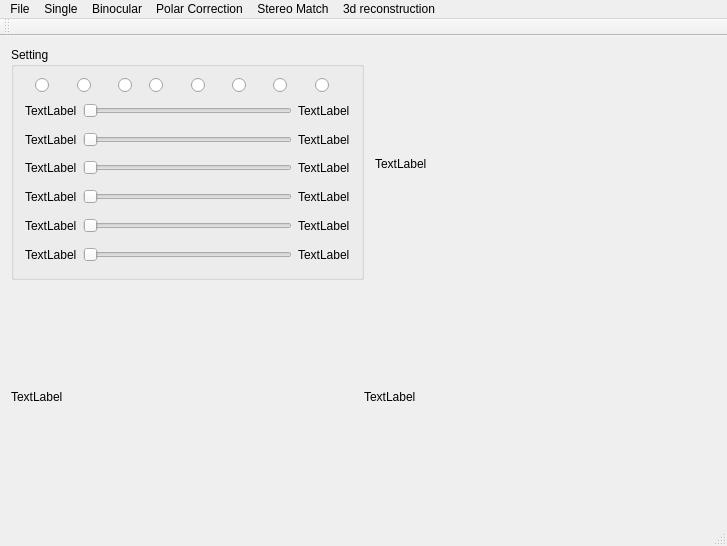
cooljiansir/3dreconstruction, file mainwindow.ui: the form before one commit.
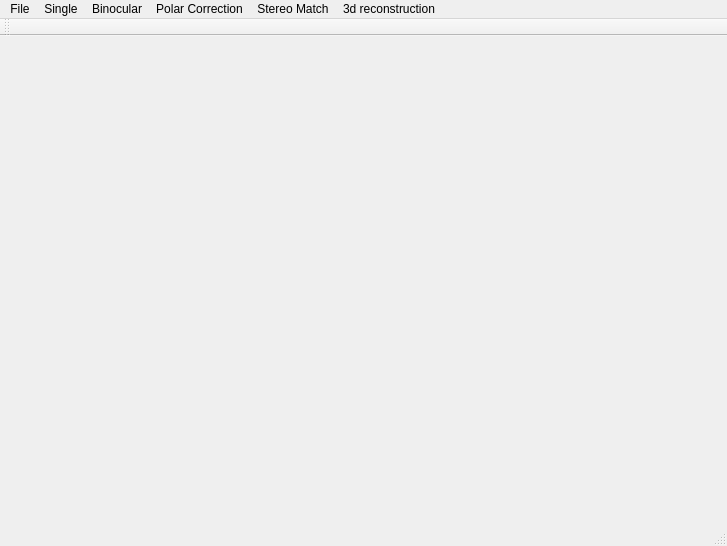
The form after the commit. Custom widgets are drawn as their Qt base class.

What changed in the file:
```diff
--- a/mainwindow.ui
+++ b/mainwindow.ui
@@ -342,7 +342,7 @@
        </layout>
       </widget>
       <widget class="QWidget" name="stereoMatchPage">
-       <layout class="QVBoxLayout" name="verticalLayout_5" stretch="1,1">
+       <layout class="QVBoxLayout" name="verticalLayout_5">
         <property name="spacing">
          <number>0</number>
         </property>
@@ -359,8 +359,8 @@
          <number>0</number>
         </property>
         <item>
-         <widget class="QWidget" name="widget_5" native="true">
-          <layout class="QHBoxLayout" name="horizontalLayout_24" stretch="1,1">
+         <widget class="StereoForm" name="steroContainer" native="true">
+          <layout class="QHBoxLayout" name="horizontalLayout_20">
            <property name="spacing">
             <number>0</number>
            </property>
@@ -376,273 +376,6 @@
            <property name="bottomMargin">
             <number>0</number>
            </property>
-           <item>
-            <widget class="QGroupBox" name="groupBox_10">
-             <property name="title">
-              <string>Setting</string>
-             </property>
-             <layout class="QVBoxLayout" name="verticalLayout_7">
-              <item>
-               <layout class="QHBoxLayout" name="horizontalLayout_23">
-                <item alignment="Qt::AlignHCenter">
-                 <widget class="QRadioButton" name="stereoRadio0">
-                  <property name="text">
-                   <string/>
-                  </property>
-                 </widget>
-                </item>
-                <item alignment="Qt::AlignHCenter">
-                 <widget class="QRadioButton" name="stereoRadio1">
-                  <property name="text">
-                   <string/>
-                  </property>
-                 </widget>
-                </item>
-                <item alignment="Qt::AlignHCenter">
-                 <widget class="QRadioButton" name="stereoRadio2">
-                  <property name="text">
-                   <string/>
-                  </property>
-                 </widget>
-                </item>
-                <item>
-                 <widget class="QRadioButton" name="stereoRadio3">
-                  <property name="text">
-                   <string/>
-                  </property>
-                 </widget>
-                </item>
-                <item>
-                 <widget class="QRadioButton" name="stereoRadio4">
-                  <property name="text">
-                   <string/>
-                  </property>
-                 </widget>
-                </item>
-                <item>
-                 <widget class="QRadioButton" name="stereoRadio5">
-                  <property name="text">
-                   <string/>
-                  </property>
-                 </widget>
-                </item>
-                <item>
-                 <widget class="QRadioButton" name="stereoRadio6">
-                  <property name="text">
-                   <string/>
-                  </property>
-                 </widget>
-                </item>
-                <item>
-                 <widget class="QRadioButton" name="stereoRadio7">
-                  <property name="text">
-                   <string/>
-                  </property>
-                 </widget>
-                </item>
-               </layout>
-              </item>
-              <item>
-               <layout class="QHBoxLayout" name="stereoParam0_2">
-                <item>
-                 <widget class="QLabel" name="sliderLabel0">
-                  <property name="text">
-                   <string>TextLabel</string>
-                  </property>
-                 </widget>
-                </item>
-                <item>
-                 <widget class="QSlider" name="slider0">
-                  <property name="orientation">
-                   <enum>Qt::Horizontal</enum>
-                  </property>
-                 </widget>
-                </item>
-                <item>
-                 <widget class="QLabel" name="sliderLabel0v">
-                  <property name="text">
-                   <string>TextLabel</string>
-                  </property>
-                 </widget>
-                </item>
-               </layout>
-              </item>
-              <item>
-               <layout class="QHBoxLayout" name="stereoParam1_2">
-                <item>
-                 <widget class="QLabel" name="sliderLabel1">
-                  <property name="text">
-                   <string>TextLabel</string>
-                  </property>
-                 </widget>
-                </item>
-                <item>
-                 <widget class="QSlider" name="slider1">
-                  <property name="orientation">
-                   <enum>Qt::Horizontal</enum>
-                  </property>
-                 </widget>
-                </item>
-                <item>
-                 <widget class="QLabel" name="sliderLabel1v">
-                  <property name="text">
-                   <string>TextLabel</string>
-                  </property>
-                 </widget>
-                </item>
-               </layout>
-              </item>
-              <item>
-               <layout class="QHBoxLayout" name="stereoParam1">
-                <item>
-                 <widget class="QLabel" name="sliderLabel2">
-                  <property name="text">
-                   <string>TextLabel</string>
-                  </property>
-                 </widget>
-                </item>
-                <item>
-                 <widget class="QSlider" name="slider2">
-                  <property name="orientation">
-                   <enum>Qt::Horizontal</enum>
-                  </property>
-                 </widget>
-                </item>
-                <item>
-                 <widget class="QLabel" name="sliderLabel2v">
-                  <property name="text">
-                   <string>TextLabel</string>
-                  </property>
-                 </widget>
-                </item>
-               </layout>
-              </item>
-              <item>
-               <layout class="QHBoxLayout" name="stereoParam2">
-                <item>
-                 <widget class="QLabel" name="sliderLabel3">
-                  <property name="text">
-                   <string>TextLabel</string>
-                  </property>
-                 </widget>
-                </item>
-                <item>
-                 <widget class="QSlider" name="slider3">
-                  <property name="orientation">
-                   <enum>Qt::Horizontal</enum>
-                  </property>
-                 </widget>
-                </item>
-                <item>
-                 <widget class="QLabel" name="sliderLabel3v">
-                  <property name="text">
-                   <string>TextLabel</string>
-                  </property>
-                 </widget>
-                </item>
-               </layout>
-              </item>
-              <item>
-               <layout class="QHBoxLayout" name="stereoParam3">
-                <item>
-                 <widget class="QLabel" name="sliderLabel4">
-                  <property name="text">
-                   <string>TextLabel</string>
-                  </property>
-                 </widget>
-                </item>
-                <item>
-                 <widget class="QSlider" name="slider4">
-                  <property name="orientation">
-                   <enum>Qt::Horizontal</enum>
-                  </property>
-                 </widget>
-                </item>
-                <item>
-                 <widget class="QLabel" name="sliderLabel4v">
-                  <property name="text">
-                   <string>TextLabel</string>
-                  </property>
-                 </widget>
-                </item>
-               </layout>
-              </item>
-              <item>
-               <layout class="QHBoxLayout" name="stereoParam4">
-                <item>
-                 <widget class="QLabel" name="sliderLabel5">
-                  <property name="text">
-                   <string>TextLabel</string>
-                  </property>
-                 </widget>
-                </item>
-                <item>
-                 <widget class="QSlider" name="slider5">
-                  <property name="orientation">
-                   <enum>Qt::Horizontal</enum>
-                  </property>
-                 </widget>
-                </item>
-                <item>
-                 <widget class="QLabel" name="sliderLabel5v">
-                  <property name="text">
-                   <string>TextLabel</string>
-                  </property>
-                 </widget>
-                </item>
-               </layout>
-              </item>
-             </layout>
-            </widget>
-           </item>
-           <item>
-            <widget class="QWidget" name="widget_4" native="true">
-             <layout class="QVBoxLayout" name="verticalLayout_6">
-              <item>
-               <widget class="QLabel" name="stereoMatchResultLabel">
-                <property name="text">
-                 <string>TextLabel</string>
-                </property>
-               </widget>
-              </item>
-             </layout>
-            </widget>
-           </item>
-          </layout>
-         </widget>
-        </item>
-        <item>
-         <widget class="QWidget" name="widget_3" native="true">
-          <layout class="QHBoxLayout" name="horizontalLayout_21" stretch="1,1">
-           <property name="spacing">
-            <number>0</number>
-           </property>
-           <property name="leftMargin">
-            <number>0</number>
-           </property>
-           <property name="topMargin">
-            <number>0</number>
-           </property>
-           <property name="rightMargin">
-            <number>0</number>
-           </property>
-           <property name="bottomMargin">
-            <number>0</number>
-           </property>
-           <item>
-            <widget class="QLabel" name="stereoMatchLeftLabel">
-             <property name="text">
-              <string>TextLabel</string>
-             </property>
-            </widget>
-           </item>
-           <item>
-            <widget class="QLabel" name="stereoMatchRightLabel">
-             <property name="text">
-              <string>TextLabel</string>
-             </property>
-            </widget>
-           </item>
           </layout>
          </widget>
         </item>
@@ -886,6 +619,12 @@
    <header>glwidget.h</header>
    <container>1</container>
   </customwidget>
+  <customwidget>
+   <class>StereoForm</class>
+   <extends>QWidget</extends>
+   <header location="global">stereoform.h</header>
+   <container>1</container>
+  </customwidget>
  </customwidgets>
  <resources/>
  <connections/>
```
